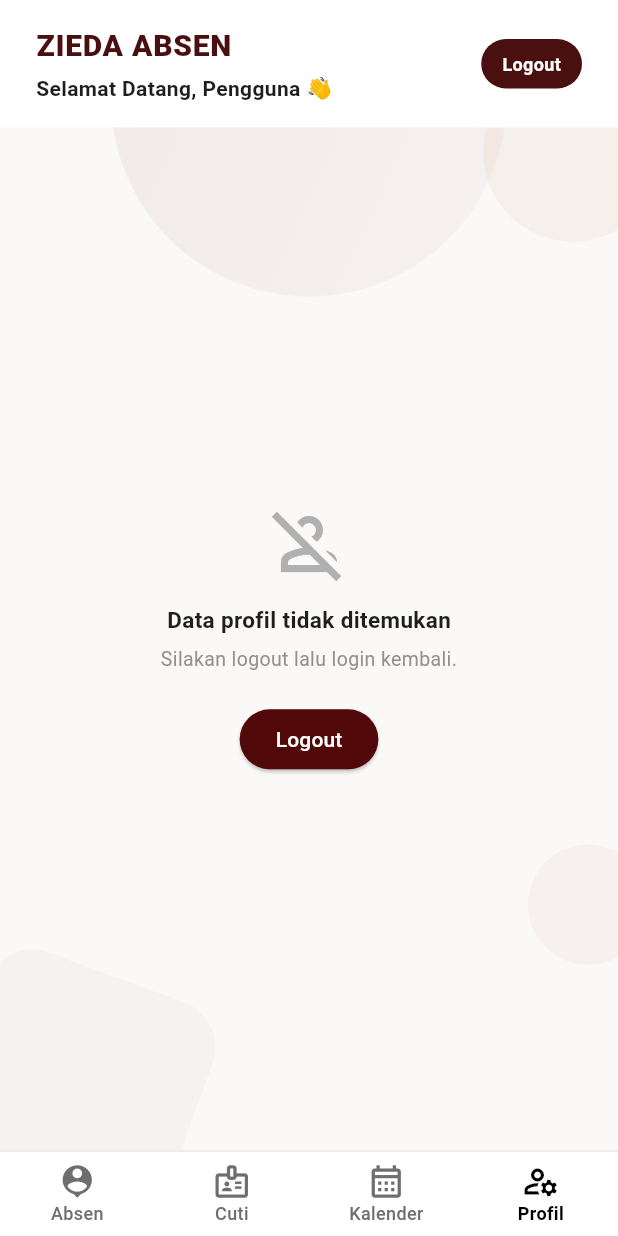
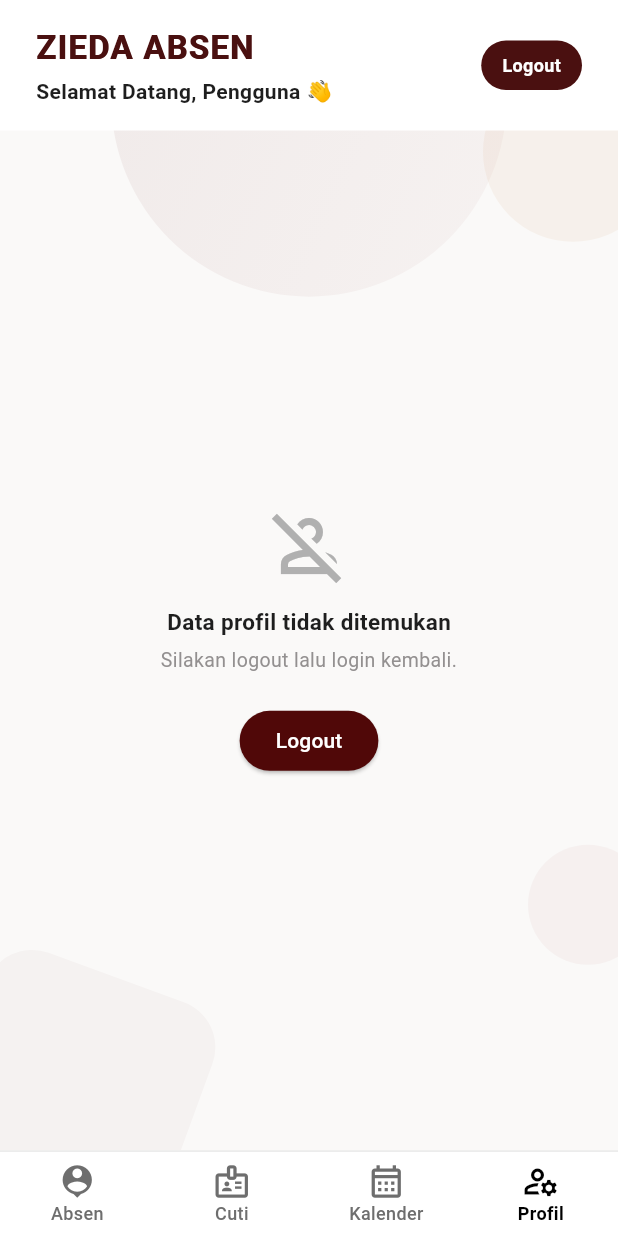
Before and after one commit to FTRHOST/zabsen-mobile, a Flutter app: the AbsenPage screen opened directly, item 4 of the bottom bar chosen, on a phone screen of 412 x 824 dp. Run offline on Flutter 3.47's test engine with Material 3 defaults, Android fonts, the phone set to English and light mode, and no system bars; our stand-ins replace flutter_map, geolocator, latlong2, shared_preferences, supabase_flutter, video_player; accounts and stored records are empty.

Commit message:
perbaikan background dan juga header

```diff
--- a/lib/absen_page.dart
+++ b/lib/absen_page.dart
@@ -220,10 +220,21 @@ class _AbsenPageState extends State<AbsenPage> {
                   maxLines: 1,
                   overflow: TextOverflow.ellipsis,
                   style: TextStyle(
-                    fontSize: 20,
-                    fontWeight: FontWeight.w900,
+                    fontSize: 22, // Sedikit diperbesar agar lebih menonjol
+                    fontWeight: FontWeight.bold, // Memastikan fallback bold standar aktif
                     color: Color(0xFF4A1010),
-                    letterSpacing: 0.5,
+                    letterSpacing: 0.8,
+                    shadows: [
+                      // Memberikan efek ketebalan ekstra (faux bold) yang konsisten di semua HP
+                      Shadow(
+                        offset: Offset(0.12, 0),
+                        color: Color(0xFF4A1010),
+                      ),
+                      Shadow(
+                        offset: Offset(-0.4, 0),
+                        color: Color(0xFF4A1010),
+                      ),
+                    ],
                   ),
                 ),
                 const SizedBox(height: 4),
```
